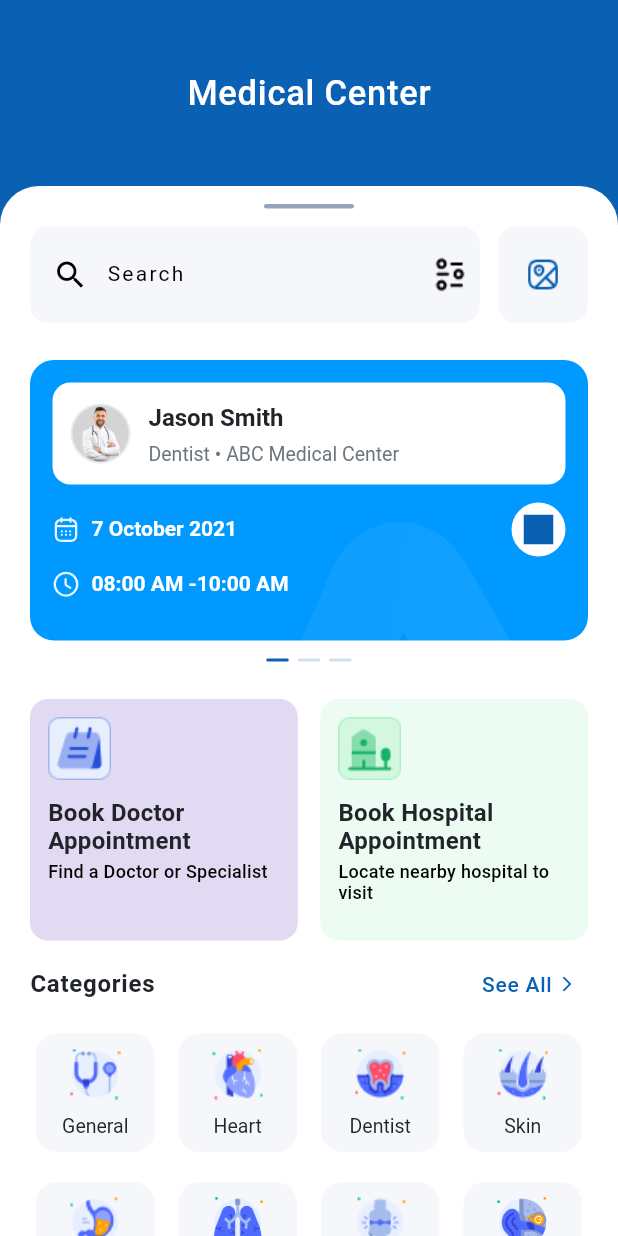
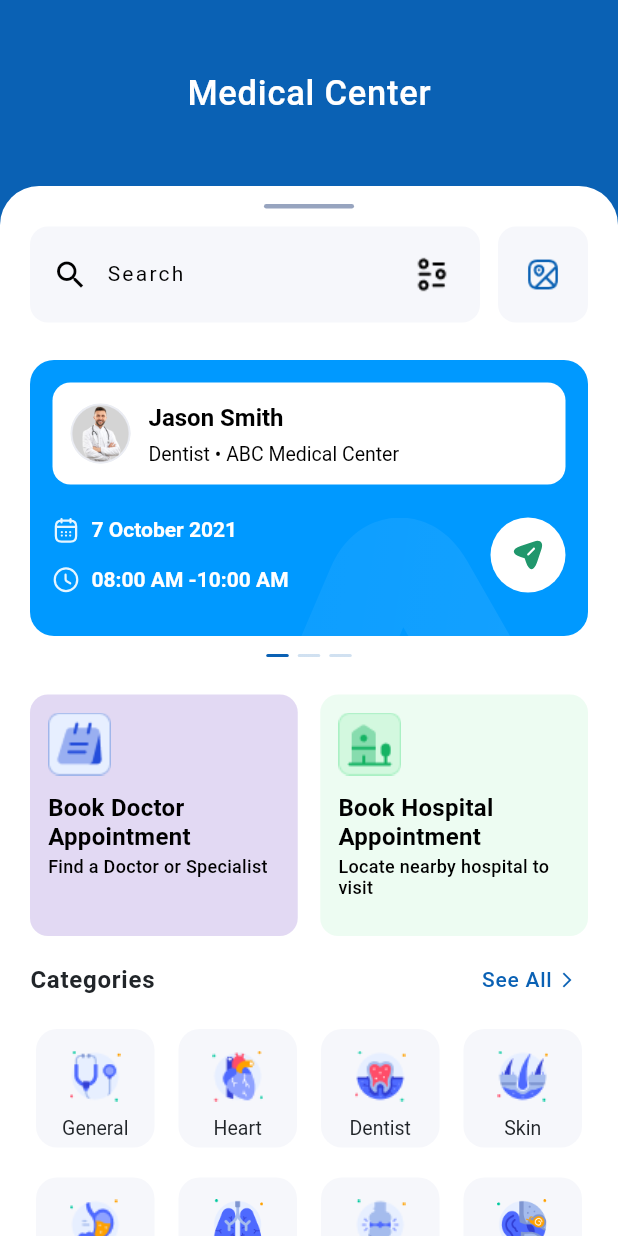
Before and after one commit to Teewhydot/paxform_project, a Flutter app: the screen it shows after launch, on a phone screen of 412 x 824 dp. Run offline on Flutter 3.47's test engine with Material 3 defaults, Android fonts, the phone set to English and light mode, and no system bars; our stand-ins replace flutter_svg; Roboto replaces fonts that are missing (Public Sans).

Commit message:
More improvements to overall screen structure.

```diff
--- a/lib/core/theme/app_typography.dart
+++ b/lib/core/theme/app_typography.dart
@@ -49,7 +49,7 @@ class AppTypography {
     fontWeight: FontWeight.w600, // Semi-bold
     height: 1.5,
     letterSpacing: 0,
-    color: AppColors.textPrimary,
+    color: AppColors.black,
   );
 
   /// Regular body text - for descriptions, details
@@ -60,7 +60,7 @@ class AppTypography {
     fontWeight: FontWeight.w400, // Regular
     height: 1.5,
     letterSpacing: 0,
-    color: AppColors.textPrimary,
+    color: AppColors.black,
   );
 
   /// Small body text - for secondary information
@@ -71,7 +71,7 @@ class AppTypography {
     fontWeight: FontWeight.w400, // Regular
     height: 1.5,
     letterSpacing: 0,
-    color: AppColors.textSecondary,
+    color: AppColors.black,
   );
 
   // Caption/Label Styles
@@ -83,7 +83,7 @@ class AppTypography {
     fontWeight: FontWeight.w400, // Regular
     height: 1.4,
     letterSpacing: 0,
-    color: AppColors.textSecondary,
+    color: AppColors.black,
   );
 
   /// Small caption for tiny labels
@@ -94,7 +94,7 @@ class AppTypography {
     fontWeight: FontWeight.w400, // Regular
     height: 1.4,
     letterSpacing: 0,
-    color: AppColors.textTertiary,
+    color: AppColors.black,
   );
 
   // Button Text Styles
@@ -106,7 +106,7 @@ class AppTypography {
     fontWeight: FontWeight.w500, // Medium
     height: 1.2,
     letterSpacing: 0.1,
-    color: AppColors.textWhite,
+    color: AppColors.black,
   );
 
   /// Medium button text
@@ -117,7 +117,7 @@ class AppTypography {
     fontWeight: FontWeight.w500, // Medium
     height: 1.2,
     letterSpacing: 0.1,
-    color: AppColors.textWhite,
+    color: AppColors.black,
   );
 
   /// Small button text
@@ -128,7 +128,7 @@ class AppTypography {
     fontWeight: FontWeight.w500, // Medium
     height: 1.2,
     letterSpacing: 0.1,
-    color: AppColors.textWhite,
+    color: AppColors.black,
   );
 
   // Specialized Styles
--- a/lib/features/medical_center/presentation/pages/medical_center_home_page.dart
+++ b/lib/features/medical_center/presentation/pages/medical_center_home_page.dart
@@ -258,13 +258,12 @@ class MedicalCenterHomePage extends StatelessWidget {
                     const SizedBox(height: AppSpacing.lg),
 
                     // Medical centers horizontal list
-                    SizedBox(
-                      height: 250, // Figma: Card height + padding
-                      child: ListView(
-                        scrollDirection: Axis.horizontal,
-                        padding: const EdgeInsets.symmetric(
-                          horizontal: AppSpacing.screenHorizontal,
-                        ),
+                    SingleChildScrollView(
+                      scrollDirection: Axis.horizontal,
+                      padding: const EdgeInsets.symmetric(
+                        horizontal: AppSpacing.screenHorizontal,
+                      ),
+                      child: Row(
                         children: [
                           MedicalCenterCardWidget(
                             name: 'Tyna Medical Center',
@@ -290,7 +289,7 @@ class MedicalCenterHomePage extends StatelessWidget {
                       ),
                     ),
 
-                    const SizedBox(height: AppSpacing.xxl),
+                    const SizedBox(height: 50),
 
                     // Privacy banner
                   ],
--- a/lib/features/medical_center/presentation/widgets/appointment_card_widget.dart
+++ b/lib/features/medical_center/presentation/widgets/appointment_card_widget.dart
@@ -94,7 +94,7 @@ class AppointmentCardWidget extends StatelessWidget {
                               Text(
                                 '$specialty • $location',
                                 style: AppTypography.caption.copyWith(
-                                  color: AppColors.textSecondary,
+                                  color: AppColors.black,
                                 ), // Figma: Regular, 13px, gray
                               ),
                             ],
@@ -104,8 +104,16 @@ class AppointmentCardWidget extends StatelessWidget {
                     ),
                   ),
 
-                  const SizedBox(height: AppSpacing.md), // Figma: 12px gap
+                  const SizedBox(height: AppSpacing.xl),
                   // Date and time section
+                  Row(
+                    mainAxisAlignment: MainAxisAlignment.spaceBetween,
+                    crossAxisAlignment: CrossAxisAlignment.center,
+                    children: [
+                      Expanded(
+                        child: Column(
+                          spacing: AppSpacing.md,
+                          children: [
                             Row(
                               children: [
                                 // Date
@@ -117,11 +125,15 @@ class AppointmentCardWidget extends StatelessWidget {
                                         width: 18,
                                         height: 18,
                                         colorFilter: ColorFilter.mode(
-                                AppColors.textWhite.withValues(alpha: 0.9),
+                                          AppColors.textWhite.withValues(
+                                            alpha: 0.9,
+                                          ),
                                           BlendMode.srcIn,
                                         ),
                                       ),
-                            const SizedBox(width: AppSpacing.sm), // 8px gap
+                                      const SizedBox(
+                                        width: AppSpacing.sm,
+                                      ), // 8px gap
                                       Text(
                                         date,
                                         style: AppTypography.bodySmall.copyWith(
@@ -132,39 +144,9 @@ class AppointmentCardWidget extends StatelessWidget {
                                     ],
                                   ),
                                 ),
-
-                      // Navigation button
-                      InkWell(
-                        onTap: onNavigateTap,
-                        borderRadius: BorderRadius.circular(
-                          AppSpacing.radiusCircular,
-                        ),
-                        child: Container(
-                          width: 36, // Figma: ~36px
-                          height: 36, // Figma: ~36px
-                          decoration: BoxDecoration(
-                            color: AppColors
-                                .backgroundWhite, // Figma: White background
-                            shape: BoxShape.circle,
-                          ),
-                          child: Padding(
-                            padding: const EdgeInsets.all(8.0),
-                            child: SvgPicture.asset(
-                              AppAssets.sendSvg,
-                              width: 18,
-                              height: 18,
-                              colorFilter: const ColorFilter.mode(
-                                AppColors.primaryBlue,
-                                BlendMode.srcIn,
-                              ),
-                            ),
-                          ),
-                        ),
-                      ),
                               ],
                             ),
 
-                  const SizedBox(height: AppSpacing.sm), // Figma: 8px gap
                             // Time
                             Row(
                               children: [
@@ -184,6 +166,37 @@ class AppointmentCardWidget extends StatelessWidget {
                                     color: AppColors.textWhite,
                                     fontWeight: FontWeight.w600,
                                   ), // Figma: Regular, 14px, white
+                                ),
+                              ],
+                            ),
+                          ],
+                        ),
+                      ),
+                      // Navigation button
+                      InkWell(
+                        onTap: onNavigateTap,
+                        borderRadius: BorderRadius.circular(
+                          AppSpacing.radiusCircular,
+                        ),
+                        child: Container(
+                          width: 50, // Figma: ~36px
+                          height: 50, // Figma: ~36px
+                          decoration: BoxDecoration(
+                            color: AppColors
+                                .backgroundWhite, // Figma: White background
+                            shape: BoxShape.circle,
+                          ),
+                          child: Padding(
+                            padding: const EdgeInsets.all(12.0),
+                            child: Center(
+                              child: SvgPicture.asset(
+                                AppAssets.sendSvg,
+                                width: 24,
+                                height: 24,
+                              ),
+                            ),
+                          ),
+                        ),
                       ),
                     ],
                   ),
--- a/lib/features/medical_center/presentation/widgets/category_icon_widget.dart
+++ b/lib/features/medical_center/presentation/widgets/category_icon_widget.dart
@@ -31,6 +31,7 @@ class CategoryIconWidget extends StatelessWidget {
         child: Padding(
           padding: const EdgeInsets.only(top: 10),
           child: Column(
+            mainAxisAlignment: MainAxisAlignment.center,
             children: [
               Center(child: Image.asset(imagePath, width: 34, height: 34)),
               const SizedBox(height: AppSpacing.sm),
--- a/lib/features/medical_center/presentation/widgets/medical_center_card_widget.dart
+++ b/lib/features/medical_center/presentation/widgets/medical_center_card_widget.dart
@@ -30,7 +30,6 @@ class MedicalCenterCardWidget extends StatelessWidget {
   Widget build(BuildContext context) {
     return Container(
       width: 180,
-      height: 250,
       padding: const EdgeInsets.all(AppSpacing.md),
       decoration: BoxDecoration(
         color: AppColors.backgroundWhite,
@@ -47,6 +46,7 @@ class MedicalCenterCardWidget extends StatelessWidget {
         ],
       ),
       child: Column(
+        mainAxisSize: MainAxisSize.min, // Sizes to children's intrinsic height
         crossAxisAlignment: CrossAxisAlignment.start,
         children: [
           // Image section with favorite button
--- a/lib/features/medical_center/presentation/widgets/search_bar_widget.dart
+++ b/lib/features/medical_center/presentation/widgets/search_bar_widget.dart
@@ -82,13 +82,15 @@ class SearchBarWidget extends StatelessWidget {
                   borderRadius: BorderRadius.circular(8),
                   child: Padding(
                     padding: const EdgeInsets.all(
-                      AppSpacing.sm,
+                      AppSpacing.xl,
                     ), // 8px padding for touch target
-                    child: Image.asset(
-                      AppAssets.filterPng,
-                      width: AppSpacing.iconMedium, // Figma: 24px icon
-                      height: AppSpacing.iconMedium,
-                      fit: BoxFit.contain,
+                    child: Center(
+                      child: Image.asset(
+                        AppAssets.filterPng,
+                        width: AppSpacing.iconMedium, // Figma: 24px icon
+                        height: AppSpacing.iconMedium,
+                        fit: BoxFit.contain,
+                      ),
                     ),
                   ),
                 ),
@@ -100,9 +102,7 @@ class SearchBarWidget extends StatelessWidget {
         // Scan/Image icon (blue rounded button)
         InkWell(
           onTap: onScanTapped,
-          borderRadius: BorderRadius.circular(
-            AppSpacing.radiusSmall,
-          ),
+          borderRadius: BorderRadius.circular(AppSpacing.radiusSmall),
           child: Container(
             width: 60,
             height: 64,
```
Lines whose indentation alone changed are shown as unchanged.
